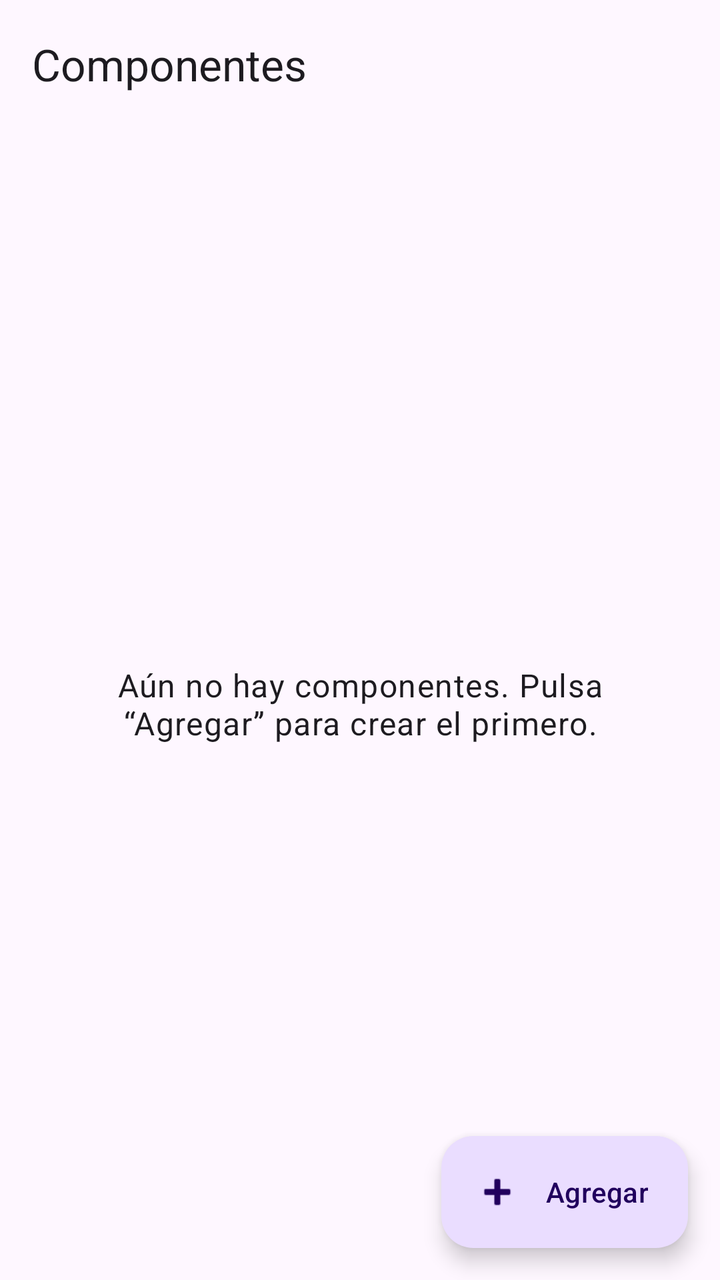
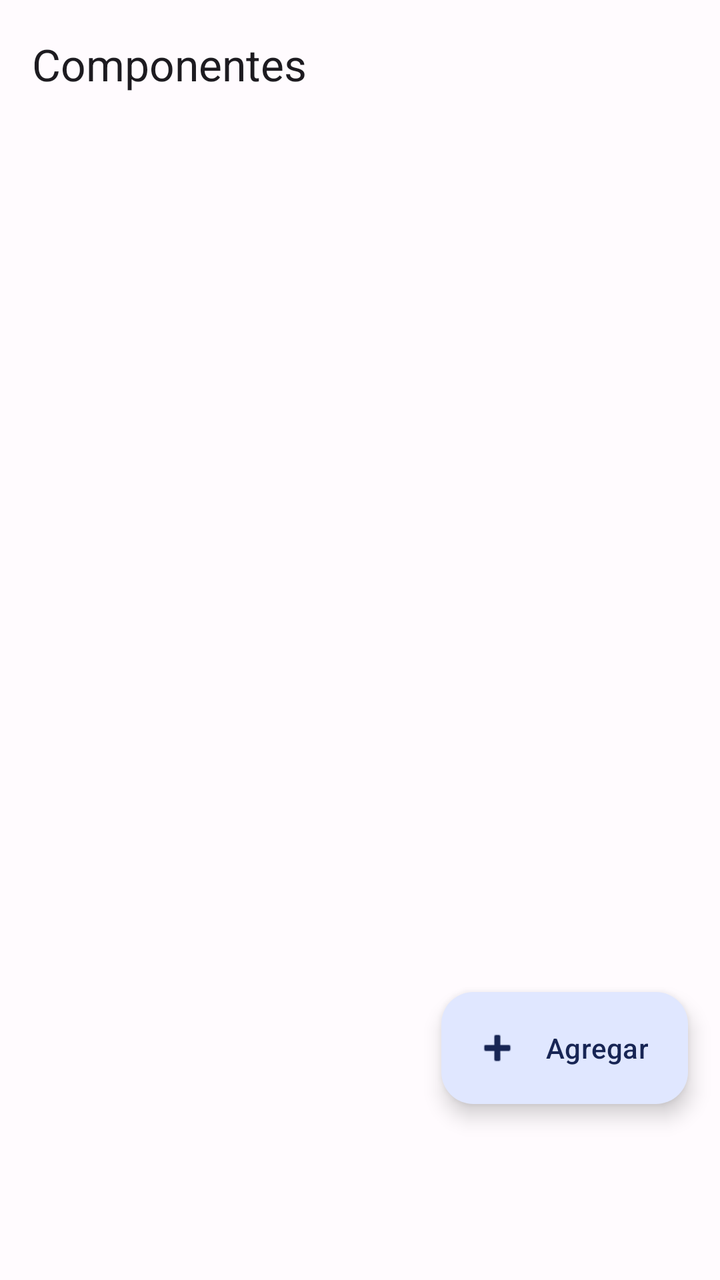

Before-and-after screenshots of an Android layout around one commit, followed by the original layout XML and the change that was made.
<!-- AndroidManifest.xml: activity theme Theme.Calification -->
<!-- res/layout/activity_main.xml -->
<?xml version="1.0" encoding="utf-8"?>
<androidx.coordinatorlayout.widget.CoordinatorLayout xmlns:android="http://schemas.android.com/apk/res/android"
    xmlns:app="http://schemas.android.com/apk/res-auto"
    xmlns:tools="http://schemas.android.com/tools"
    android:id="@+id/main"
    android:layout_width="match_parent"
    android:layout_height="match_parent"
    tools:context=".MainActivity">

    <com.google.android.material.appbar.AppBarLayout
        android:layout_width="match_parent"
        android:layout_height="wrap_content">

        <com.google.android.material.appbar.MaterialToolbar
            android:id="@+id/toolbar"
            android:layout_width="match_parent"
            android:layout_height="?attr/actionBarSize"
            app:title="@string/components_title" />
    </com.google.android.material.appbar.AppBarLayout>

    <FrameLayout
        android:layout_width="match_parent"
        android:layout_height="match_parent"
        app:layout_behavior="@string/appbar_scrolling_view_behavior">

        <ListView
            android:id="@+id/entity_list"
            android:layout_width="match_parent"
            android:layout_height="match_parent"
            android:clipToPadding="false"
            android:divider="@android:color/transparent"
            android:dividerHeight="8dp"
            android:paddingStart="12dp"
            android:paddingTop="12dp"
            android:paddingEnd="12dp"
            android:paddingBottom="88dp" />

        <GridView
            android:id="@+id/evaluation_grid"
            android:layout_width="match_parent"
            android:layout_height="match_parent"
            android:clipToPadding="false"
            android:horizontalSpacing="12dp"
            android:numColumns="2"
            android:paddingStart="12dp"
            android:paddingTop="12dp"
            android:paddingEnd="12dp"
            android:paddingBottom="88dp"
            android:stretchMode="columnWidth"
            android:verticalSpacing="12dp"
            android:visibility="gone" />

        <TextView
            android:id="@+id/empty_view"
            android:layout_width="match_parent"
            android:layout_height="match_parent"
            android:gravity="center"
            android:padding="32dp"
            android:text="@string/no_components"
            android:textAppearance="?attr/textAppearanceBodyLarge" />

        <com.google.android.material.progressindicator.CircularProgressIndicator
            android:id="@+id/progress"
            android:layout_width="wrap_content"
            android:layout_height="wrap_content"
            android:layout_gravity="center"
            android:visibility="gone" />
    </FrameLayout>

    <com.google.android.material.floatingactionbutton.ExtendedFloatingActionButton
        android:id="@+id/fab"
        android:layout_width="wrap_content"
        android:layout_height="wrap_content"
        android:layout_gravity="bottom|end"
        android:layout_margin="16dp"
        android:contentDescription="@string/add"
        android:text="@string/add"
        app:icon="@android:drawable/ic_input_add" />

</androidx.coordinatorlayout.widget.CoordinatorLayout>
<!-- resources referenced by this layout -->
<resources>
  <string name="add">Agregar</string>
  <string name="components_title">Componentes</string>
  <string name="no_components">Aún no hay componentes. Pulsa “Agregar” para crear el primero.</string>
  <style name="Theme.Calification" parent="Base.Theme.Calification" />
  <style name="Base.Theme.Calification" parent="Theme.Material3.DayNight.NoActionBar">
          
          
      </style>
</resources>

<!-- the commit's change to res/layout/activity_main.xml (unified diff, before → after) -->
@@ -5,6 +5,7 @@
     android:id="@+id/main"
     android:layout_width="match_parent"
     android:layout_height="match_parent"
+    android:background="?android:attr/colorBackground"
     tools:context=".MainActivity">
 
     <com.google.android.material.appbar.AppBarLayout
@@ -40,8 +41,9 @@
             android:layout_width="match_parent"
             android:layout_height="match_parent"
             android:clipToPadding="false"
+            android:columnWidth="300dp"
             android:horizontalSpacing="12dp"
-            android:numColumns="2"
+            android:numColumns="auto_fit"
             android:paddingStart="12dp"
             android:paddingTop="12dp"
             android:paddingEnd="12dp"
@@ -50,14 +52,31 @@
             android:verticalSpacing="12dp"
             android:visibility="gone" />
 
-        <TextView
+        <LinearLayout
             android:id="@+id/empty_view"
             android:layout_width="match_parent"
             android:layout_height="match_parent"
             android:gravity="center"
+            android:orientation="vertical"
             android:padding="32dp"
-            android:text="@string/no_components"
-            android:textAppearance="?attr/textAppearanceBodyLarge" />
+            android:visibility="gone">
+
+            <TextView
+                android:id="@+id/empty_label"
+                android:layout_width="wrap_content"
+                android:layout_height="wrap_content"
+                android:gravity="center"
+                android:text="@string/no_components"
+                android:textAppearance="?attr/textAppearanceBodyLarge" />
+
+            <com.google.android.material.button.MaterialButton
+                android:id="@+id/empty_action"
+                style="@style/Widget.Material3.Button.TonalButton"
+                android:layout_width="wrap_content"
+                android:layout_height="wrap_content"
+                android:layout_marginTop="16dp"
+                android:text="@string/add" />
+        </LinearLayout>
 
         <com.google.android.material.progressindicator.CircularProgressIndicator
             android:id="@+id/progress"
@@ -72,9 +91,21 @@
         android:layout_width="wrap_content"
         android:layout_height="wrap_content"
         android:layout_gravity="bottom|end"
-        android:layout_margin="16dp"
+        android:layout_marginStart="16dp"
+        android:layout_marginTop="16dp"
+        android:layout_marginEnd="16dp"
+        android:layout_marginBottom="88dp"
         android:contentDescription="@string/add"
         android:text="@string/add"
         app:icon="@android:drawable/ic_input_add" />
 
+    <com.google.android.material.bottomnavigation.BottomNavigationView
+        android:id="@+id/group_navigation"
+        android:layout_width="match_parent"
+        android:layout_height="wrap_content"
+        android:layout_gravity="bottom"
+        android:background="?attr/colorSurface"
+        android:visibility="gone"
+        app:menu="@menu/menu_group_navigation" />
+
 </androidx.coordinatorlayout.widget.CoordinatorLayout>
<!-- resource entries referenced after the edit -->
@@ -5,8 +5,21 @@
   <string name="no_components">Aún no hay componentes. Pulsa “Agregar” para crear el primero.</string>
   <style name="Theme.Calification" parent="Base.Theme.Calification" />
   <style name="Base.Theme.Calification" parent="Theme.Material3.DayNight.NoActionBar">
-          
-          
+          <item name="colorPrimary">@color/brand_primary</item>
+          <item name="colorOnPrimary">@color/brand_on_primary</item>
+          <item name="colorPrimaryContainer">@color/brand_primary_container</item>
+          <item name="colorOnPrimaryContainer">@color/brand_on_primary_container</item>
+          <item name="colorSurface">@color/app_surface</item>
+          <item name="colorSurfaceVariant">@color/app_surface_variant</item>
+          <item name="android:colorBackground">@color/app_surface</item>
+          <item name="android:windowLightStatusBar">true</item>
+          <item name="android:windowLightNavigationBar">true</item>
       </style>
+  <color name="brand_primary">#3F51B5</color>
+  <color name="brand_on_primary">#FFFFFF</color>
+  <color name="brand_primary_container">#E0E7FF</color>
+  <color name="brand_on_primary_container">#172554</color>
+  <color name="app_surface">#FFFBFE</color>
+  <color name="app_surface_variant">#F1F3F9</color>
 </resources>
 
